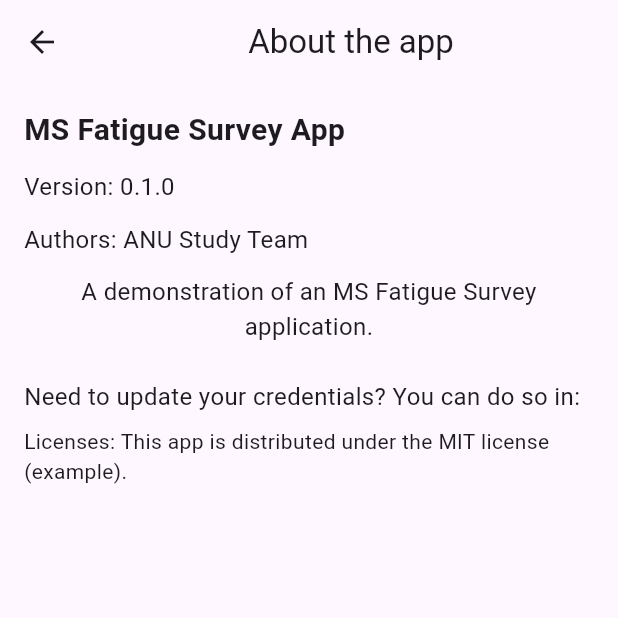
After one commit to anusii/msfatigue, a Flutter app: the AboutApp screen opened directly, on a phone screen of 412 x 824 dp, the top half of it. The commit adds this screen. Run offline on Flutter 3.47's test engine with Material 3 defaults, Android fonts, the phone set to English and light mode, and no system bars; our stand-ins replace equatable, flutter_bloc, flutter_markdown, gap, shared_preferences, universal_io; missing offline and left inert: rdflib, solidpod, window_manager; accounts and stored records are empty.

Commit message:
Add about app

```diff
--- a/lib/widgets/drawer/side_drawer.dart
+++ b/lib/widgets/drawer/side_drawer.dart
@@ -7,16 +7,12 @@ import 'package:msfatigue/main.dart';
 import 'package:msfatigue/widgets/page/account_details.dart';
 import 'package:msfatigue/widgets/page/consent_settings.dart';
 import 'package:msfatigue/widgets/page/personal_settings.dart';
+import 'package:msfatigue/widgets/page/about_app.dart'; // Import the new AboutApp screen
 import 'package:msfatigue/widgets/image/image.dart';
 
 /// A custom drawer for the MSFatigue app that includes a logo, settings menu,
-/// and a logout button. Handles reopening the drawer after navigating back
-/// from the ConsentSettingsPage.
-///
+/// and a logout button.
 class SideDrawer extends StatelessWidget {
-  /// A global key that manages the state of the parent Scaffold, allowing us
-  /// to open the drawer programmatically after returning from another page.
-
   final GlobalKey<ScaffoldState> scaffoldKey;
 
   const SideDrawer({
@@ -32,8 +28,7 @@ class SideDrawer extends StatelessWidget {
           color: Colors.white,
           child: Column(
             children: [
-              /// Custom header section. Shows msFatigue_icon.png centered
-              /// and a close button on the top-right.
+              /// Header: msFatigue icon centered, close button top-right.
 
               Padding(
                 padding: const EdgeInsets.all(16.0),
@@ -61,7 +56,7 @@ class SideDrawer extends StatelessWidget {
                 ),
               ),
 
-              /// Section label: “SETTINGS”.
+              /// SETTINGS label.
 
               const Align(
                 alignment: Alignment.centerLeft,
@@ -77,15 +72,13 @@ class SideDrawer extends StatelessWidget {
                 ),
               ),
 
-              /// Menu item: Personal settings.
+              /// 1) Personal settings.
 
               ListTile(
                 title: const Text('Personal settings'),
                 trailing: const Icon(Icons.arrow_forward_ios, size: 16),
                 onTap: () async {
-                  Navigator.pop(context); // Closes the drawer.
-                  // 2) Push the new ConsentSettingsPage.
-
+                  Navigator.pop(context);
                   await Navigator.push(
                     context,
                     MaterialPageRoute(
@@ -94,20 +87,15 @@ class SideDrawer extends StatelessWidget {
                   );
                 },
               ),
-              const Divider(
-                height: 2,
-                color: Colors.black,
-              ),
+              const Divider(height: 2, color: Colors.black),
 
-              /// Menu item: Account details.
+              /// 2) Account details.
 
               ListTile(
                 title: const Text('Account details'),
                 trailing: const Icon(Icons.arrow_forward_ios, size: 16),
                 onTap: () async {
-                  Navigator.pop(context); // Closes the drawer.
-                  // 2) Push the new ConsentSettingsPage.
-
+                  Navigator.pop(context);
                   await Navigator.push(
                     context,
                     MaterialPageRoute(
@@ -116,27 +104,38 @@ class SideDrawer extends StatelessWidget {
                   );
                 },
               ),
-              const Divider(
-                height: 2,
-                color: Colors.black,
-              ),
+              const Divider(height: 2, color: Colors.black),
 
-              /// Menu item: Consent settings.
-              /// We close the drawer, navigate to ConsentSettingsPage,
-              /// then re-open the drawer when we come back.
+              /// 3) Consent settings.
 
               ListTile(
                 title: const Text('Consent settings'),
                 trailing: const Icon(Icons.arrow_forward_ios, size: 16),
                 onTap: () async {
-                  Navigator.pop(context); // 1) Close the drawer first
+                  Navigator.pop(context);
+                  await Navigator.push(
+                    context,
+                    MaterialPageRoute(
+                      builder: (context) => const ConsentSettings(),
+                    ),
+                  );
+                },
+              ),
+              const Divider(height: 2, color: Colors.black),
 
-                  // 2) Push the new ConsentSettingsPage.
+              /// 4) About the app.
+
+              ListTile(
+                title: const Text('About the app'),
+                trailing: const Icon(Icons.arrow_forward_ios, size: 16),
+                onTap: () async {
+                  Navigator.pop(context);
+                  // Navigate to the AboutApp screen.
 
                   await Navigator.push(
                     context,
                     MaterialPageRoute(
-                      builder: (context) => const ConsentSettings(),
+                      builder: (context) => const AboutApp(),
                     ),
                   );
                 },
@@ -163,6 +162,8 @@ class SideDrawer extends StatelessWidget {
                       ),
                     ),
                     onPressed: () async {
+                      // Example of your logout flow.
+
                       await logoutPopup(context, const MSFatigue());
                     },
                     child: const Text(
--- /dev/null
+++ b/lib/widgets/page/about_app.dart
@@ -0,0 +1,59 @@
+import 'package:flutter/material.dart';
+
+class AboutApp extends StatelessWidget {
+  const AboutApp({super.key});
+
+  @override
+  Widget build(BuildContext context) {
+    const appVersion = "0.1.0"; // Example version
+    const authors = "ANU Study Team";
+    const description = "A demonstration of an MS Fatigue Survey application.";
+
+    return Scaffold(
+      appBar: AppBar(
+        title: Center(child: Text("About the app")),
+      ),
+      body: Padding(
+        padding: const EdgeInsets.all(16.0),
+        child: Column(
+          crossAxisAlignment: CrossAxisAlignment.start,
+          children: [
+            const Text(
+              "MS Fatigue Survey App",
+              style: TextStyle(fontSize: 20, fontWeight: FontWeight.bold),
+            ),
+            const SizedBox(height: 12),
+            Text(
+              "Version: $appVersion",
+              style: const TextStyle(fontSize: 16),
+            ),
+            const SizedBox(height: 12),
+            Text(
+              "Authors: $authors",
+              style: const TextStyle(fontSize: 16),
+            ),
+            const SizedBox(height: 12),
+            Text(
+              description,
+              style: const TextStyle(fontSize: 16),
+              textAlign: TextAlign.center,
+            ),
+            const SizedBox(height: 24),
+            // Example reference to PersonalSettings
+            const Text(
+              "Need to update your credentials? You can do so in:",
+              style: TextStyle(fontSize: 16),
+            ),
+            const SizedBox(height: 8),
+            // Example license link.
+
+            const Text(
+              "Licenses: This app is distributed under the MIT license (example).",
+              style: TextStyle(fontSize: 14),
+            ),
+          ],
+        ),
+      ),
+    );
+  }
+}
```
